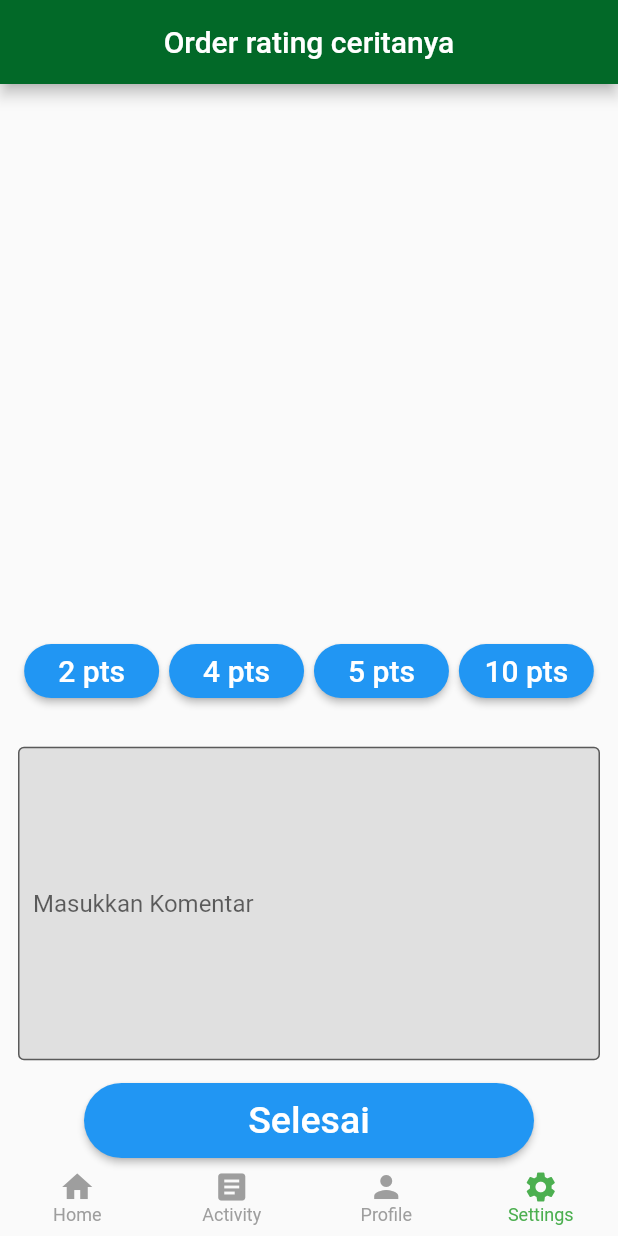
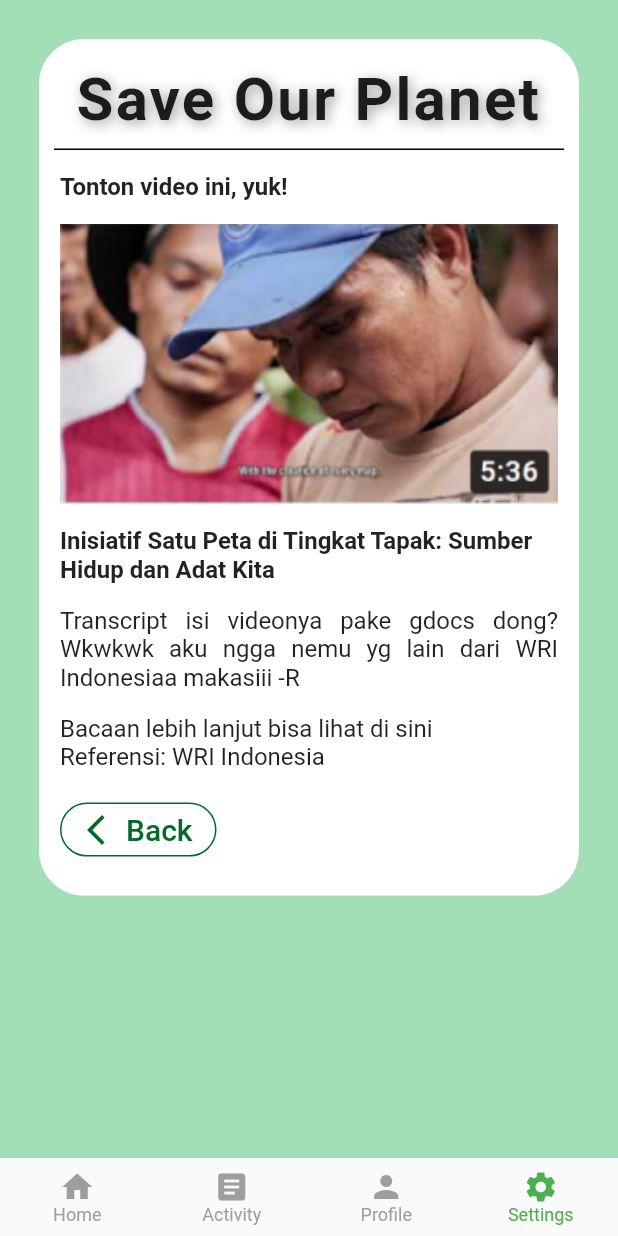
Before and after one commit to rannnayy/Milestone02_K29, a Flutter app: the screen it shows after launch, item 4 of the bottom bar chosen, on a phone screen of 412 x 824 dp. Run offline on Flutter 3.47's test engine with Material 2 defaults, Android fonts, the phone set to English and light mode, and no system bars; our stand-ins replace font_awesome_flutter; missing offline and left inert: dart:ffi, step_progress; Roboto replaces fonts that are missing (AbhayaLibre); project files that could hold a hidden picture were left out.

Commit message:
Add Save-Our-Planet Page, Update Bottom-Nav-Bar
- Di page save our planet, belum ke link sama video nya
- Bottom navigation bar uda bisa, tapi belum ke link dengan page yg sesuai

```diff
--- /dev/null
+++ b/src/clean_out_co/lib/pages/save_our_planet.dart
@@ -0,0 +1,141 @@
+import 'package:flutter/material.dart';
+import '../utils.dart';
+
+class SaveOurPlanet extends StatelessWidget {
+  final isi = TextStyle(
+    fontSize: 16.0,
+    fontFamily: 'AbhayaLibre',
+  );
+
+  final judul = TextStyle(
+    fontWeight: FontWeight.bold,
+    fontSize: 16.0,
+    fontFamily: 'AbhayaLibre',
+  );
+
+  @override
+  Widget build(BuildContext context) {
+    return Scaffold(
+      body: SafeArea(
+        child: Padding(
+          padding: const EdgeInsets.fromLTRB(26.0, 26.0, 26.0, 0),
+          child: SingleChildScrollView(
+            child: Container(
+              decoration: BoxDecoration(
+                color: Colors.white,
+                borderRadius: BorderRadius.all(Radius.circular(30.0)),
+              ),
+              child: Column(
+                crossAxisAlignment: CrossAxisAlignment.start,
+                children: <Widget>[
+                  Padding(
+                    padding: const EdgeInsets.fromLTRB(25.0, 17.0, 14.0, 10.0),
+                    child: Text(
+                      'Save Our Planet',
+                      style: TextStyle(
+                          fontSize: 40.0,
+                          fontFamily: 'AbhayaLibre',
+                          fontWeight: FontWeight.w700,
+                          letterSpacing: 1.5,
+                          shadows: [
+                            Shadow(
+                                blurRadius: 10.0,
+                                color: Colors.grey,
+                                offset: Offset(2.0, 2.0))
+                          ]),
+                      textAlign: TextAlign.center,
+                    ),
+                  ),
+                  Divider(
+                    height: 0.0,
+                    color: Colors.black,
+                    thickness: 1.0,
+                    indent: 10.0,
+                    endIndent: 10.0,
+                  ),
+                  SizedBox(
+                    height: 15.0,
+                  ),
+                  Padding(
+                    padding: const EdgeInsets.fromLTRB(14.0, 0, 14, 0),
+                    child: Column(
+                      crossAxisAlignment: CrossAxisAlignment.start,
+                      children: [
+                        Text(
+                          'Tonton video ini, yuk!',
+                          style: judul,
+                        ),
+                        SizedBox(
+                          height: 15,
+                        ),
+                        Image.asset('assets/images/save our planet.png', scale: 0.5,),
+                        SizedBox(
+                          height: 15,
+                        ),
+                        Text(
+                          'Inisiatif Satu Peta di Tingkat Tapak: Sumber Hidup dan Adat Kita',
+                          style: judul,
+                        ),
+                        SizedBox(
+                          height: 15,
+                        ),
+                        Text(
+                          'Transcript isi videonya pake gdocs dong? Wkwkwk aku ngga nemu yg lain dari WRI Indonesiaa makasiii -R',
+                          style: isi,
+                          textAlign: TextAlign.justify,
+                        ),
+                        SizedBox(
+                          height: 15,
+                        ),
+                        Text(
+                          'Bacaan lebih lanjut bisa lihat di sini',
+                          style: isi,
+                          textAlign: TextAlign.justify,
+                        ),
+                        Text(
+                          'Referensi: WRI Indonesia',
+                          style: isi,
+                          textAlign: TextAlign.justify,
+                        ),
+                        SizedBox(
+                          height: 15.0,
+                        ),
+                        ElevatedButton.icon(
+                            onPressed: () {
+                              Navigator.pushReplacementNamed(context, '/');
+                            },
+                            icon: Icon(
+                              Icons.arrow_back_ios_new,
+                              color: MyColors.greenColor,
+                            ),
+                            label: Text(
+                              'Back',
+                              style: TextStyle(
+                                  color: MyColors.greenColor,
+                                  fontFamily: 'AbhayaLibre',
+                                  fontSize: 20.0),
+                            ),
+                            style: ElevatedButton.styleFrom(
+                                primary: Colors.white,
+                                elevation: 0,
+                                shape: RoundedRectangleBorder(
+                                    borderRadius: BorderRadius.all(
+                                        Radius.circular(30.0))),
+                                side: BorderSide(
+                                    color: MyColors.greenColor, width: 1))),
+                        SizedBox(
+                          height: 20.0,
+                        ),
+                      ],
+                    ),
+                  ),
+                ],
+              ),
+            ),
+          ),
+        ),
+      ),
+      backgroundColor: MyColors.lightGreenColor,
+    );
+  }
+}
--- a/src/clean_out_co/lib/widget/bottom_nav_bar.dart
+++ b/src/clean_out_co/lib/widget/bottom_nav_bar.dart
@@ -1,6 +1,8 @@
 import 'package:clean_out_co/pages/bantuan.dart';
 import 'package:clean_out_co/pages/main_page.dart';
 import 'package:clean_out_co/pages/profile_page.dart';
+import 'package:clean_out_co/pages/ready_order.dart';
+import 'package:clean_out_co/pages/save_our_planet.dart';
 import 'package:clean_out_co/pages/search_order.dart';
 import 'package:clean_out_co/pages/order_rating.dart';
 import 'package:flutter/material.dart';
@@ -16,9 +18,9 @@ class _BottomNavigationCleanOutState extends State<BottomNavigationCleanOut> {
 
   List<Widget> _widgetOptions = <Widget>[
     MainPage(),
-    SearchOrder(),
+    ReadyOrder(),
     ProfilePage(),
-    OrderRating(),
+    SaveOurPlanet(),
   ];
 
   void _onItemTapped(int index) {
```
Also changed, not shown: src/clean_out_co/assets/images/save our planet.png (added).
